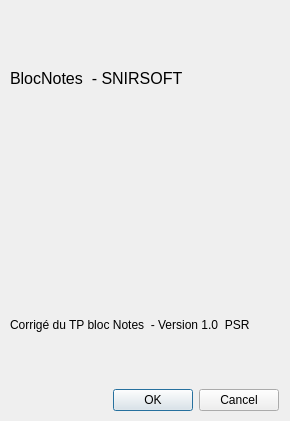
Qt form BlocNotes/info.ui (TheoMichaud/Apprendre_QT) before a commit.
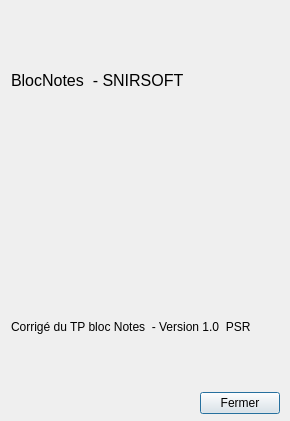
The same form after that commit. Icons and pictures are not drawn.

Diff of the .ui file:
```diff
--- a/BlocNotes/info.ui
+++ b/BlocNotes/info.ui
@@ -19,10 +19,10 @@
   <widget class="QWidget" name="">
    <property name="geometry">
     <rect>
-     <x>10</x>
-     <y>20</y>
+     <x>11</x>
+     <y>21</y>
      <width>269</width>
-     <height>391</height>
+     <height>393</height>
     </rect>
    </property>
    <layout class="QVBoxLayout" name="verticalLayout">
@@ -59,14 +59,28 @@
      </widget>
     </item>
     <item>
-     <widget class="QDialogButtonBox" name="buttonBox">
-      <property name="orientation">
-       <enum>Qt::Horizontal</enum>
-      </property>
-      <property name="standardButtons">
-       <set>QDialogButtonBox::Cancel|QDialogButtonBox::Ok</set>
-      </property>
-     </widget>
+     <layout class="QHBoxLayout" name="horizontalLayout">
+      <item>
+       <spacer name="horizontalSpacer">
+        <property name="orientation">
+         <enum>Qt::Horizontal</enum>
+        </property>
+        <property name="sizeHint" stdset="0">
+         <size>
+          <width>40</width>
+          <height>20</height>
+         </size>
+        </property>
+       </spacer>
+      </item>
+      <item>
+       <widget class="QPushButton" name="pushButton">
+        <property name="text">
+         <string>Fermer</string>
+        </property>
+       </widget>
+      </item>
+     </layout>
     </item>
    </layout>
   </widget>
```
Left out of the diff: 28 changed lines with no effect on the pictures.
